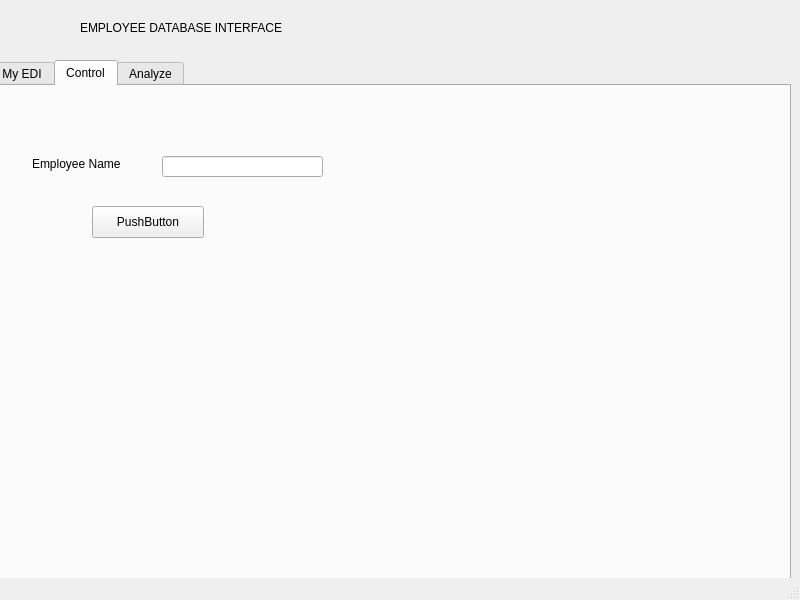
Qt form EDI/windowmaincontainer.ui (katietrom11392/EDI) before a commit.
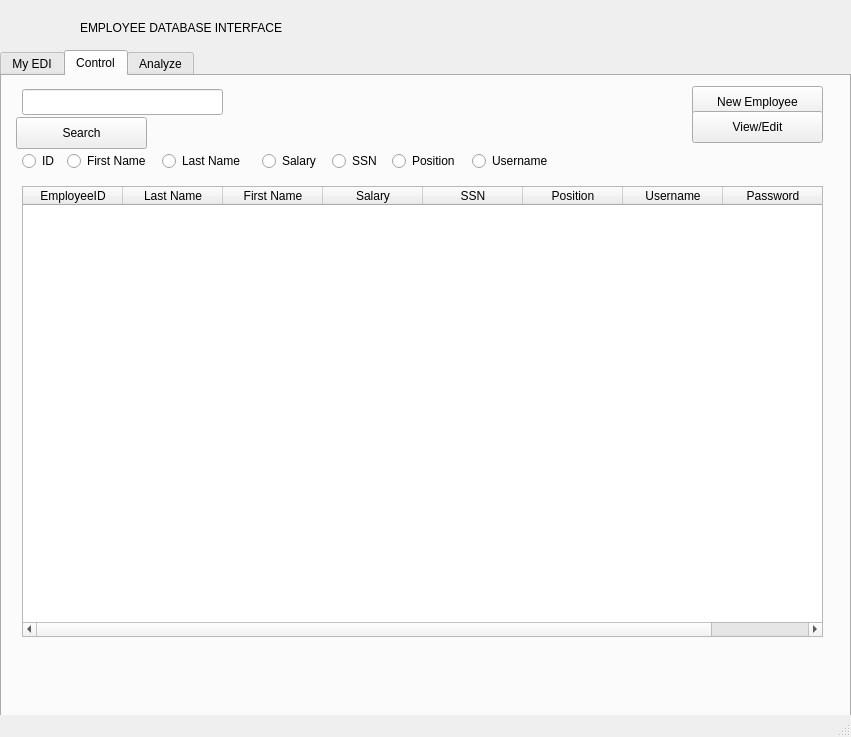
The same form after that commit. The open tabs and pages were chosen to show the change. Icons and pictures are not drawn.

```diff
--- a/EDI/windowmaincontainer.ui
+++ b/EDI/windowmaincontainer.ui
@@ -2,12 +2,15 @@
 <ui version="4.0">
  <class>WindowMainContainer</class>
  <widget class="QMainWindow" name="WindowMainContainer">
+  <property name="enabled">
+   <bool>true</bool>
+  </property>
   <property name="geometry">
    <rect>
     <x>0</x>
     <y>0</y>
-    <width>800</width>
-    <height>600</height>
+    <width>851</width>
+    <height>737</height>
    </rect>
   </property>
   <property name="windowTitle">
@@ -17,10 +20,10 @@
    <widget class="QTabWidget" name="tabWidget">
     <property name="geometry">
      <rect>
-      <x>-10</x>
-      <y>60</y>
-      <width>801</width>
-      <height>521</height>
+      <x>0</x>
+      <y>50</y>
+      <width>851</width>
+      <height>731</height>
      </rect>
     </property>
     <property name="currentIndex">
@@ -139,37 +142,194 @@
      <widget class="QPushButton" name="pushButton_2">
       <property name="geometry">
        <rect>
-        <x>100</x>
-        <y>120</y>
-        <width>112</width>
+        <x>690</x>
+        <y>10</y>
+        <width>131</width>
         <height>32</height>
        </rect>
       </property>
       <property name="text">
-       <string>PushButton</string>
+       <string>New Employee</string>
       </property>
      </widget>
-     <widget class="QLabel" name="label_7">
+     <widget class="QLineEdit" name="lineEdit_search">
       <property name="geometry">
        <rect>
-        <x>40</x>
-        <y>70</y>
-        <width>101</width>
-        <height>16</height>
+        <x>20</x>
+        <y>13</y>
+        <width>201</width>
+        <height>26</height>
        </rect>
       </property>
       <property name="text">
-       <string>Employee Name</string>
+       <string/>
       </property>
      </widget>
-     <widget class="QLineEdit" name="lineEdit">
+     <widget class="QTableWidget" name="tableWidget_db">
       <property name="geometry">
        <rect>
-        <x>170</x>
-        <y>70</y>
-        <width>161</width>
-        <height>21</height>
+        <x>20</x>
+        <y>110</y>
+        <width>801</width>
+        <height>451</height>
        </rect>
+      </property>
+      <column>
+       <property name="text">
+        <string>EmployeeID</string>
+       </property>
+      </column>
+      <column>
+       <property name="text">
+        <string>Last Name</string>
+       </property>
+      </column>
+      <column>
+       <property name="text">
+        <string>First Name</string>
+       </property>
+      </column>
+      <column>
+       <property name="text">
+        <string>Salary</string>
+       </property>
+      </column>
+      <column>
+       <property name="text">
+        <string>SSN</string>
+       </property>
+      </column>
+      <column>
+       <property name="text">
+        <string>Position</string>
+       </property>
+      </column>
+      <column>
+       <property name="text">
+        <string>Username</string>
+       </property>
+      </column>
+      <column>
+       <property name="text">
+        <string>Password</string>
+       </property>
+      </column>
+     </widget>
+     <widget class="QRadioButton" name="radioButton">
+      <property name="geometry">
+       <rect>
+        <x>20</x>
+        <y>75</y>
+        <width>41</width>
+        <height>20</height>
+       </rect>
+      </property>
+      <property name="text">
+       <string>ID</string>
+      </property>
+     </widget>
+     <widget class="QRadioButton" name="radioButton_2">
+      <property name="geometry">
+       <rect>
+        <x>65</x>
+        <y>75</y>
+        <width>91</width>
+        <height>20</height>
+       </rect>
+      </property>
+      <property name="text">
+       <string>First Name</string>
+      </property>
+     </widget>
+     <widget class="QRadioButton" name="radioButton_3">
+      <property name="geometry">
+       <rect>
+        <x>160</x>
+        <y>75</y>
+        <width>91</width>
+        <height>20</height>
+       </rect>
+      </property>
+      <property name="text">
+       <string>Last Name</string>
+      </property>
+     </widget>
+     <widget class="QRadioButton" name="radioButton_4">
+      <property name="geometry">
+       <rect>
+        <x>260</x>
+        <y>75</y>
+        <width>61</width>
+        <height>20</height>
+       </rect>
+      </property>
+      <property name="text">
+       <string>Salary</string>
+      </property>
+     </widget>
+     <widget class="QRadioButton" name="radioButton_5">
+      <property name="geometry">
+       <rect>
+        <x>330</x>
+        <y>75</y>
+        <width>51</width>
+        <height>20</height>
+       </rect>
+      </property>
+      <property name="text">
+       <string>SSN</string>
+      </property>
+     </widget>
+     <widget class="QRadioButton" name="radioButton_6">
+      <property name="geometry">
+       <rect>
+        <x>390</x>
+        <y>75</y>
+        <width>71</width>
+        <height>20</height>
+       </rect>
+      </property>
+      <property name="text">
+       <string>Position</string>
+      </property>
+     </widget>
+     <widget class="QRadioButton" name="radioButton_7">
+      <property name="geometry">
+       <rect>
+        <x>470</x>
+        <y>75</y>
+        <width>91</width>
+        <height>20</height>
+       </rect>
+      </property>
+      <property name="text">
+       <string>Username</string>
+      </property>
+     </widget>
+     <widget class="QPushButton" name="pushButton_addEmployee_2">
+      <property name="geometry">
+       <rect>
+        <x>14</x>
+        <y>41</y>
+        <width>131</width>
+        <height>32</height>
+       </rect>
+      </property>
+      <property name="text">
+       <string>Search</string>
+      </property>
+     </widget>
+     <widget class="QPushButton" name="pushButton_addEmployee_3">
+      <property name="geometry">
+       <rect>
+        <x>690</x>
+        <y>35</y>
+        <width>131</width>
+        <height>32</height>
+       </rect>
+      </property>
+      <property name="text">
+       <string>View/Edit</string>
       </property>
      </widget>
     </widget>
```
Left out of the diff: 16 changed lines with no effect on the pictures.
